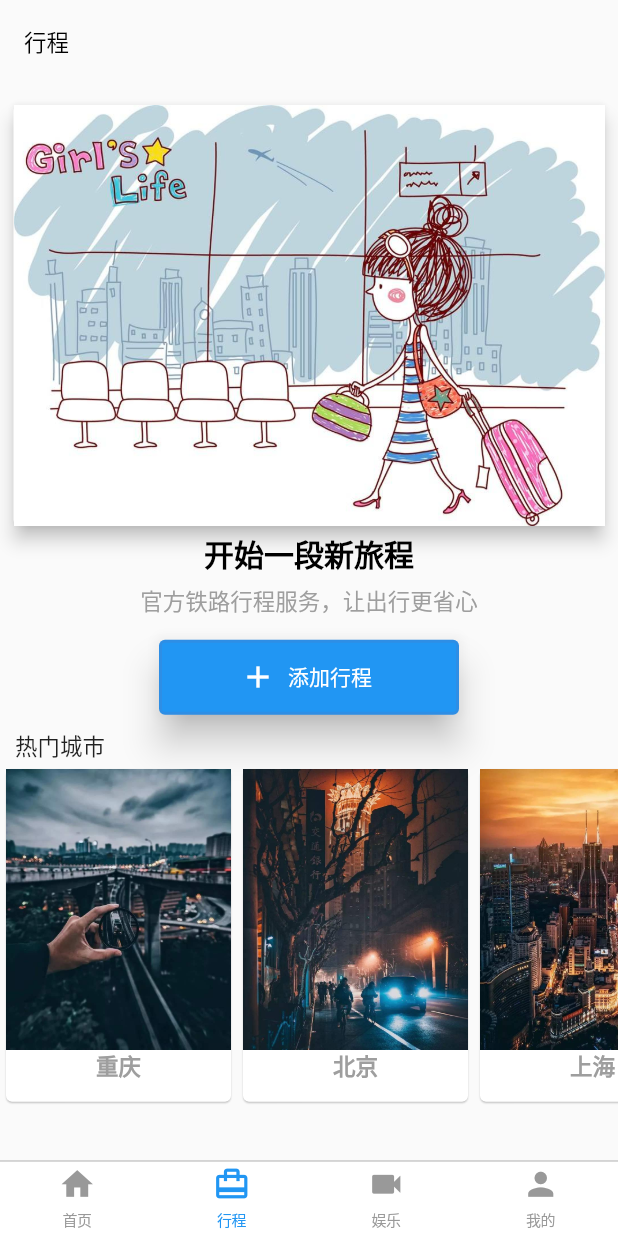
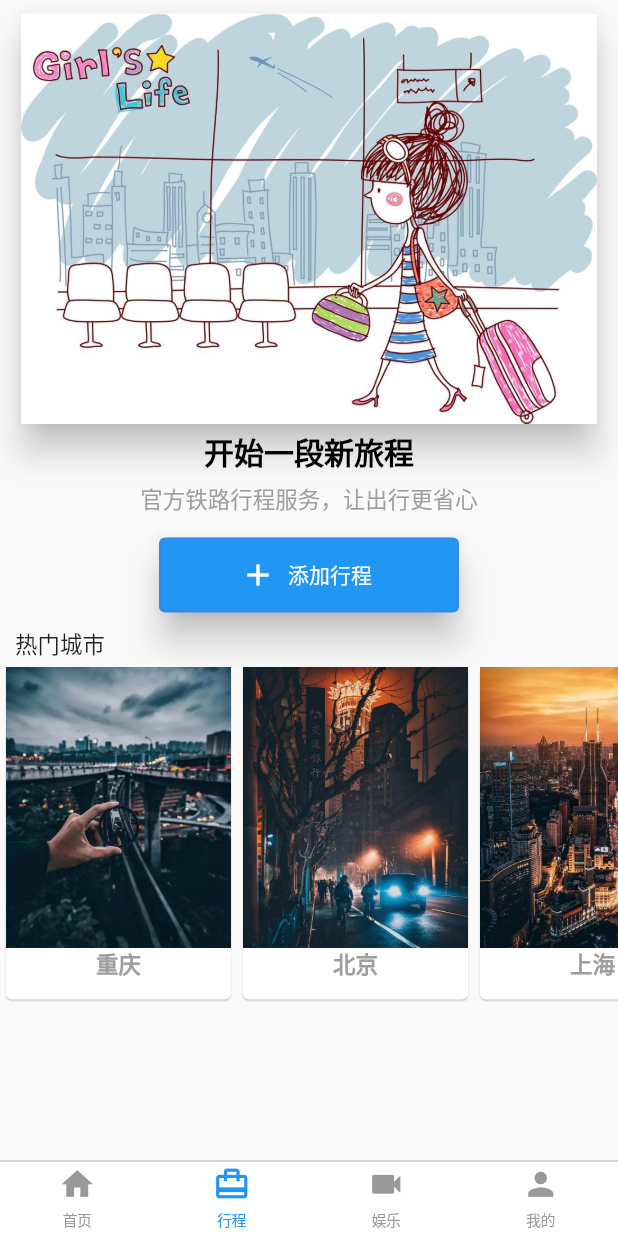
Before and after one commit to yichuancq/flutter_highspeed_railway, a Flutter app: the screen it shows after launch, item 2 of the bottom bar chosen, on a phone screen of 412 x 824 dp. Run offline on Flutter 3.47's test engine with Material 2 defaults, Android fonts, the phone set to English and light mode, and no system bars.

Commit message:
fix 添加 行程界面

```diff
--- a/lib/trip/trip.dart
+++ b/lib/trip/trip.dart
@@ -35,12 +35,12 @@ class _TripPageState extends State<TripPage> {
   ///header
   Widget _header() {
     return Container(
-      margin: EdgeInsets.only(top: 10, left: 5, right: 5),
+      margin: EdgeInsets.only(top: 5, left: 10, right: 10),
       child: Column(
         children: <Widget>[
           Card(
             //shadow
-            elevation: 5,
+            elevation: 10,
             child: Image.asset("assets/image/trip.jpeg", fit: BoxFit.fill),
           ),
           Text("开始一段新旅程",
@@ -132,18 +132,9 @@ class _TripPageState extends State<TripPage> {
   @override
   Widget build(BuildContext context) {
     return Scaffold(
-      appBar: AppBar(
-        backgroundColor: Colors.transparent,
-        title: Text(
-          "行程",
-          style: TextStyle(fontSize: 15, color: Colors.black),
-        ),
-//        backgroundColor: Colors.green,
-        elevation: 0,
-        toolbarOpacity: 1,
+      body: new SafeArea(
+        child: _builderBody(),
       ),
-      body: _builderBody(),
-      // This trailing comma makes auto-formatting nicer for build methods.
     );
   }
 }
```
